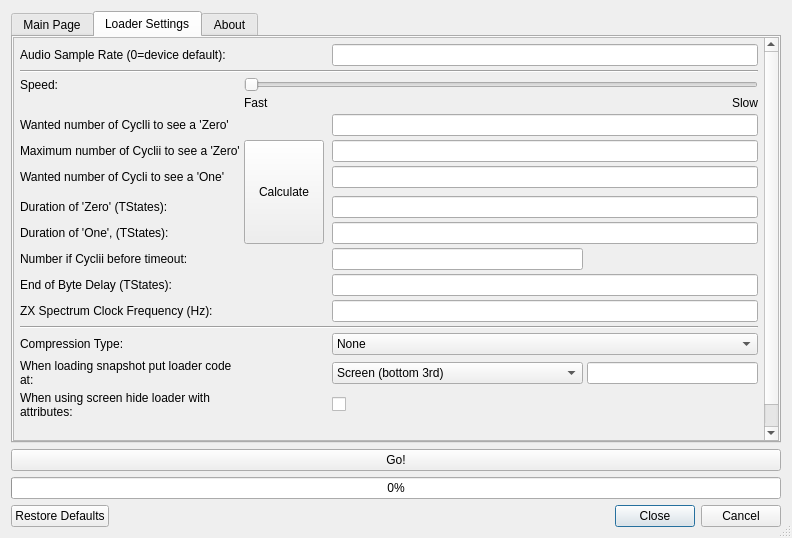
Above: zqloaderui/dialog.ui from oxidaan/zqloader before the change. Below: the same form after it.
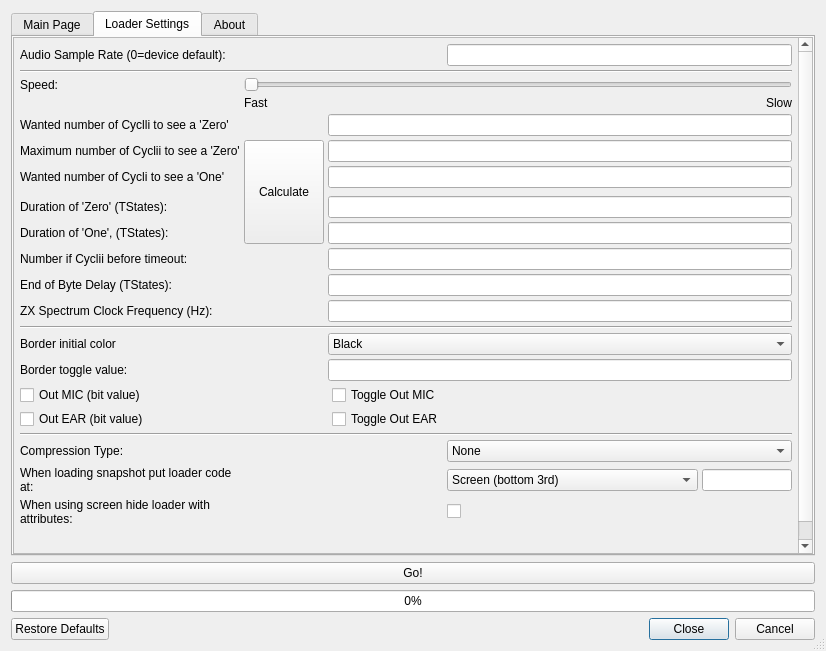
That is the form after the change. The open tabs and pages were chosen to show the change. Custom widgets are drawn as their Qt base class.

Commit message: Can now adjust with IO settings/border color. Speeded up loading code a little bit.

```diff
--- a/zqloaderui/dialog.ui
+++ b/zqloaderui/dialog.ui
@@ -6,8 +6,8 @@
    <rect>
     <x>0</x>
     <y>0</y>
-    <width>792</width>
-    <height>538</height>
+    <width>826</width>
+    <height>651</height>
    </rect>
   </property>
   <property name="sizePolicy">
@@ -62,7 +62,7 @@
    <item row="0" column="0">
     <widget class="QTabWidget" name="tabWidget">
      <property name="currentIndex">
-      <number>0</number>
+      <number>1</number>
      </property>
      <widget class="QWidget" name="tab">
       <attribute name="title">
@@ -94,8 +94,8 @@
            <rect>
             <x>0</x>
             <y>0</y>
-            <width>766</width>
-            <height>399</height>
+            <width>573</width>
+            <height>326</height>
            </rect>
           </property>
           <layout class="QGridLayout" name="gridLayout_3">
@@ -380,8 +380,8 @@
            <rect>
             <x>0</x>
             <y>0</y>
-            <width>749</width>
-            <height>430</height>
+            <width>783</width>
+            <height>535</height>
            </rect>
           </property>
           <layout class="QGridLayout" name="gridLayout_421">
@@ -400,20 +400,6 @@
            <property name="spacing">
             <number>4</number>
            </property>
-           <item row="8" column="4" colspan="2">
-            <widget class="QLineEdit" name="lineEditWantedOneCyclii">
-             <property name="toolTip">
-              <string>&lt;html&gt;&lt;head/&gt;&lt;body&gt;&lt;p&gt;Value is only used to calculate 'One TStates', see below. Must be greater than 'Zero max'.&lt;/p&gt;&lt;/body&gt;&lt;/html&gt;</string>
-             </property>
-            </widget>
-           </item>
-           <item row="27" column="4">
-            <widget class="QCheckBox" name="checkBoxFunAttribs">
-             <property name="text">
-              <string/>
-             </property>
-            </widget>
-           </item>
            <item row="12" column="1">
             <widget class="QLabel" name="label_15">
              <property name="text">
@@ -421,37 +407,24 @@
              </property>
             </widget>
            </item>
-           <item row="27" column="1">
-            <widget class="QLabel" name="label_17">
+           <item row="23" column="1">
+            <widget class="QLabel" name="label_24">
              <property name="text">
-              <string>When using screen hide loader with attributes:</string>
+              <string>Border toggle value:</string>
              </property>
-             <property name="wordWrap">
-              <bool>true</bool>
-             </property>
             </widget>
            </item>
-           <item row="6" column="1">
-            <widget class="QLabel" name="label_18">
-             <property name="text">
-              <string>Wanted number of Cyclli to see a 'Zero'</string>
+           <item row="2" column="1" colspan="6">
+            <widget class="Line" name="line_5">
+             <property name="orientation">
+              <enum>Qt::Horizontal</enum>
              </property>
             </widget>
            </item>
-           <item row="26" column="1">
-            <widget class="QLabel" name="label_16">
-             <property name="text">
-              <string>When loading snapshot put loader code at:</string>
-             </property>
-             <property name="wordWrap">
-              <bool>true</bool>
-             </property>
-            </widget>
-           </item>
-           <item row="15" column="4" colspan="2">
-            <widget class="QLineEdit" name="lineEditEndOfByteDelay">
+           <item row="7" column="3" colspan="4">
+            <widget class="QLineEdit" name="lineEditZeroMax">
              <property name="toolTip">
-              <string>&lt;html&gt;&lt;head/&gt;&lt;body&gt;&lt;p&gt;The extra time at the end of a byte (in TState durations) (as generated by ZQLoader). &lt;/p&gt;&lt;p&gt;Should normally not be changed.&lt;/p&gt;&lt;/body&gt;&lt;/html&gt;</string>
+              <string>&lt;html&gt;&lt;head/&gt;&lt;body&gt;&lt;p&gt;Maximum number of polling cycli to see a 'zero'; above this sees a 'one', used at z80 code (so at Spectrum). Must be greater than 'Wanted zero cycli' + 1.&lt;/p&gt;&lt;/body&gt;&lt;/html&gt;</string>
              </property>
             </widget>
            </item>
@@ -462,17 +435,10 @@
              </property>
             </widget>
            </item>
-           <item row="11" column="1">
-            <widget class="QLabel" name="label_13">
+           <item row="15" column="1">
+            <widget class="QLabel" name="label_8">
              <property name="text">
-              <string>Duration of 'One', (TStates):</string>
-             </property>
-            </widget>
-           </item>
-           <item row="2" column="1" colspan="5">
-            <widget class="Line" name="line_5">
-             <property name="orientation">
-              <enum>Qt::Horizontal</enum>
+              <string>End of Byte Delay (TStates):</string>
              </property>
             </widget>
            </item>
@@ -483,8 +449,21 @@
              </property>
             </widget>
            </item>
-           <item row="3" column="2" colspan="4">
+           <item row="25" column="1">
+            <widget class="QCheckBox" name="checkBoxOutEar">
+             <property name="toolTip">
+              <string>&lt;html&gt;&lt;head/&gt;&lt;body&gt;&lt;p&gt;Should be zero, see &lt;a href=&quot;https://worldofspectrum.org/faq/reference/48kreference.htm#PortFE&quot;&gt;&lt;span style=&quot; text-decoration: underline; color:#0000ff;&quot;&gt;https://worldofspectrum.org/faq/reference/48kreference.htm#PortFE&lt;/span&gt;&lt;/a&gt;&lt;/p&gt;&lt;/body&gt;&lt;/html&gt;</string>
+             </property>
+             <property name="text">
+              <string>Out EAR (bit value)</string>
+             </property>
+            </widget>
+           </item>
+           <item row="3" column="2" colspan="5">
             <widget class="QSlider" name="horizontalSliderSpeed">
+             <property name="toolTip">
+              <string>&lt;html&gt;&lt;head/&gt;&lt;body&gt;&lt;p&gt;Adjust speed presets here.&lt;/p&gt;&lt;/body&gt;&lt;/html&gt;</string>
+             </property>
              <property name="minimum">
               <number>0</number>
              </property>
@@ -499,6 +478,23 @@
              </property>
             </widget>
            </item>
+           <item row="12" column="3" colspan="4">
+            <widget class="QLineEdit" name="lineEditBitLoopMax">
+             <property name="toolTip">
+              <string>&lt;html&gt;&lt;head/&gt;&lt;body&gt;&lt;p&gt;The polling cyclus maximum loop counter until timeout, used at z80 code (so at Spectrum). Note: making this value larger does not affect speeds. Must be (much) greater than 'Wanted one cyclii'.&lt;/p&gt;&lt;/body&gt;&lt;/html&gt;</string>
+             </property>
+            </widget>
+           </item>
+           <item row="24" column="1">
+            <widget class="QCheckBox" name="checkBoxOutMic">
+             <property name="toolTip">
+              <string>&lt;html&gt;&lt;head/&gt;&lt;body&gt;&lt;p&gt;Should be one, see &lt;a href=&quot;https://worldofspectrum.org/faq/reference/48kreference.htm#PortFE&quot;&gt;&lt;span style=&quot; text-decoration: underline; color:#0000ff;&quot;&gt;https://worldofspectrum.org/faq/reference/48kreference.htm#PortFE&lt;/span&gt;&lt;/a&gt;&lt;/p&gt;&lt;/body&gt;&lt;/html&gt;</string>
+             </property>
+             <property name="text">
+              <string>Out MIC (bit value)</string>
+             </property>
+            </widget>
+           </item>
            <item row="3" column="1">
             <widget class="QLabel" name="label_19">
              <property name="text">
@@ -506,6 +502,56 @@
              </property>
             </widget>
            </item>
+           <item row="5" column="6">
+            <widget class="QLabel" name="label_22">
+             <property name="text">
+              <string>Slow</string>
+             </property>
+             <property name="alignment">
+              <set>Qt::AlignRight|Qt::AlignTop|Qt::AlignTrailing</set>
+             </property>
+            </widget>
+           </item>
+           <item row="20" column="3" colspan="4">
+            <widget class="QLineEdit" name="lineEditClock"/>
+           </item>
+           <item row="5" column="2">
+            <widget class="QLabel" name="label_21">
+             <property name="text">
+              <string>Fast</string>
+             </property>
+             <property name="alignment">
+              <set>Qt::AlignLeading|Qt::AlignLeft|Qt::AlignTop</set>
+             </property>
+             <property name="margin">
+              <number>0</number>
+             </property>
+             <property name="indent">
+              <number>0</number>
+             </property>
+            </widget>
+           </item>
+           <item row="11" column="1">
+            <widget class="QLabel" name="label_13">
+             <property name="text">
+              <string>Duration of 'One', (TStates):</string>
+             </property>
+            </widget>
+           </item>
+           <item row="8" column="1">
+            <widget class="QLabel" name="label_20">
+             <property name="text">
+              <string>Wanted number of Cycli to see a 'One'</string>
+             </property>
+            </widget>
+           </item>
+           <item row="22" column="1">
+            <widget class="QLabel" name="label_23">
+             <property name="text">
+              <string>Border initial color</string>
+             </property>
+            </widget>
+           </item>
            <item row="0" column="1">
             <widget class="QLabel" name="label_12">
              <property name="text">
@@ -516,55 +562,73 @@
              </property>
             </widget>
            </item>
-           <item row="15" column="1">
-            <widget class="QLabel" name="label_8">
-             <property name="text">
-              <string>End of Byte Delay (TStates):</string>
-             </property>
-            </widget>
-           </item>
-           <item row="7" column="4" colspan="2">
-            <widget class="QLineEdit" name="lineEditZeroMax">
-             <property name="toolTip">
-              <string>&lt;html&gt;&lt;head/&gt;&lt;body&gt;&lt;p&gt;Maximum number of polling cycli to see a 'zero'; above this sees a 'one', used at z80 code (so at Spectrum). Must be greater than 'Wanted zero cycli' + 1.&lt;/p&gt;&lt;/body&gt;&lt;/html&gt;</string>
-             </property>
-            </widget>
-           </item>
-           <item row="28" column="1">
-            <spacer name="verticalSpacer_2">
-             <property name="orientation">
-              <enum>Qt::Vertical</enum>
-             </property>
-             <property name="sizeHint" stdset="0">
-              <size>
-               <width>20</width>
-               <height>40</height>
-              </size>
-             </property>
-            </spacer>
-           </item>
-           <item row="25" column="1">
-            <widget class="QLabel" name="label_9">
-             <property name="text">
-              <string>Compression Type:</string>
-             </property>
-            </widget>
-           </item>
-           <item row="11" column="4" colspan="2">
+           <item row="11" column="3" colspan="4">
             <widget class="QLineEdit" name="lineEditOneTStates">
              <property name="toolTip">
               <string>&lt;html&gt;&lt;head/&gt;&lt;body&gt;&lt;p&gt;The time between edges (in TState durations) to indicate a 'one' bit. Used by ZQLoader to generate a 'one' bit when playing sound.&lt;/p&gt;&lt;/body&gt;&lt;/html&gt;</string>
              </property>
             </widget>
            </item>
-           <item row="8" column="1">
-            <widget class="QLabel" name="label_20">
+           <item row="0" column="5" colspan="2">
+            <widget class="QLineEdit" name="lineEditSampleRate"/>
+           </item>
+           <item row="34" column="5">
+            <widget class="QCheckBox" name="checkBoxFunAttribs">
              <property name="text">
-              <string>Wanted number of Cycli to see a 'One'</string>
+              <string/>
              </property>
             </widget>
            </item>
-           <item row="26" column="4">
+           <item row="15" column="3" colspan="4">
+            <widget class="QLineEdit" name="lineEditEndOfByteDelay">
+             <property name="toolTip">
+              <string>&lt;html&gt;&lt;head/&gt;&lt;body&gt;&lt;p&gt;The extra time at the end of a byte (in TState durations) (as generated by ZQLoader). &lt;/p&gt;&lt;p&gt;Should normally not be changed.&lt;/p&gt;&lt;/body&gt;&lt;/html&gt;</string>
+             </property>
+            </widget>
+           </item>
+           <item row="6" column="3" colspan="4">
+            <widget class="QLineEdit" name="lineEditWantedZeroCyclii">
+             <property name="toolTip">
+              <string>&lt;html&gt;&lt;head/&gt;&lt;body&gt;&lt;p&gt;Value is only used to calculate 'Zero TStates'. See below. Can be 0.&lt;/p&gt;&lt;/body&gt;&lt;/html&gt;</string>
+             </property>
+            </widget>
+           </item>
+           <item row="32" column="5" colspan="2">
+            <widget class="QComboBox" name="comboBoxCompressionType">
+             <property name="currentIndex">
+              <number>0</number>
+             </property>
+             <item>
+              <property name="text">
+               <string>None</string>
+              </property>
+             </item>
+             <item>
+              <property name="text">
+               <string>RLE</string>
+              </property>
+             </item>
+             <item>
+              <property name="text">
+               <string>Automatic</string>
+              </property>
+             </item>
+            </widget>
+           </item>
+           <item row="35" column="1">
+            <spacer name="verticalSpacer_2">
+             <property name="orientation">
+              <enum>Qt::Vertical</enum>
+             </property>
+             <property name="sizeHint" stdset="0">
+              <size>
+               <width>20</width>
+               <height>40</height>
+              </size>
+             </property>
+            </spacer>
+           </item>
+           <item row="33" column="5">
             <widget class="QComboBox" name="comboBoxLoaderLocation">
              <item>
               <property name="text">
@@ -583,23 +647,6 @@
              </item>
             </widget>
            </item>
-           <item row="26" column="5">
-            <widget class="QLineEdit" name="lineEditLoaderAddress"/>
-           </item>
-           <item row="10" column="4" colspan="2">
-            <widget class="QLineEdit" name="lineEditZeroTStates">
-             <property name="toolTip">
-              <string>&lt;html&gt;&lt;head/&gt;&lt;body&gt;&lt;p&gt;The time between edges (in TState durations) to indicate a 'zero' bit. Used by ZQLoader to generate a 'zero' bit when playing sound.&lt;/p&gt;&lt;/body&gt;&lt;/html&gt;</string>
-             </property>
-            </widget>
-           </item>
-           <item row="20" column="1">
-            <widget class="QLabel" name="label_6">
-             <property name="text">
-              <string>ZX Spectrum Clock Frequency (Hz):</string>
-             </property>
-            </widget>
-           </item>
            <item row="7" column="2" rowspan="5">
             <widget class="QPushButton" name="pushButtonCalculate">
              <property name="sizePolicy">
@@ -616,78 +663,149 @@
              </property>
             </widget>
            </item>
-           <item row="6" column="4" colspan="2">
-            <widget class="QLineEdit" name="lineEditWantedZeroCyclii">
+           <item row="33" column="1">
+            <widget class="QLabel" name="label_16">
+             <property name="text">
+              <string>When loading snapshot put loader code at:</string>
+             </property>
+             <property name="wordWrap">
+              <bool>true</bool>
+             </property>
+            </widget>
+           </item>
+           <item row="32" column="1">
+            <widget class="QLabel" name="label_9">
+             <property name="text">
+              <string>Compression Type:</string>
+             </property>
+            </widget>
+           </item>
+           <item row="8" column="3" colspan="4">
+            <widget class="QLineEdit" name="lineEditWantedOneCyclii">
              <property name="toolTip">
-              <string>&lt;html&gt;&lt;head/&gt;&lt;body&gt;&lt;p&gt;Value is only used to calculate 'Zero TStates'. See below. Can be 0.&lt;/p&gt;&lt;/body&gt;&lt;/html&gt;</string>
+              <string>&lt;html&gt;&lt;head/&gt;&lt;body&gt;&lt;p&gt;Value is only used to calculate 'One TStates', see below. Must be greater than 'Zero max'.&lt;/p&gt;&lt;/body&gt;&lt;/html&gt;</string>
              </property>
             </widget>
            </item>
-           <item row="25" column="4" colspan="2">
-            <widget class="QComboBox" name="comboBoxCompressionType">
-             <property name="currentIndex">
-              <number>0</number>
-             </property>
-             <item>
-              <property name="text">
-               <string>None</string>
-              </property>
-             </item>
-             <item>
-              <property name="text">
-               <string>RLE</string>
-              </property>
-             </item>
-             <item>
-              <property name="text">
-               <string>Automatic</string>
-              </property>
-             </item>
-            </widget>
-           </item>
-           <item row="24" column="1" colspan="5">
+           <item row="31" column="1" colspan="6">
             <widget class="Line" name="line_6">
              <property name="orientation">
               <enum>Qt::Horizontal</enum>
              </property>
             </widget>
            </item>
-           <item row="5" column="2">
-            <widget class="QLabel" name="label_21">
+           <item row="20" column="1">
+            <widget class="QLabel" name="label_6">
              <property name="text">
-              <string>Fast</string>
+              <string>ZX Spectrum Clock Frequency (Hz):</string>
              </property>
-             <property name="alignment">
-              <set>Qt::AlignLeading|Qt::AlignLeft|Qt::AlignTop</set>
+            </widget>
+           </item>
+           <item row="33" column="6">
+            <widget class="QLineEdit" name="lineEditLoaderAddress"/>
+           </item>
+           <item row="6" column="1">
+            <widget class="QLabel" name="label_18">
+             <property name="text">
+              <string>Wanted number of Cyclli to see a 'Zero'</string>
              </property>
-             <property name="margin">
-              <number>0</number>
+            </widget>
+           </item>
+           <item row="10" column="3" colspan="4">
+            <widget class="QLineEdit" name="lineEditZeroTStates">
+             <property name="toolTip">
+              <string>&lt;html&gt;&lt;head/&gt;&lt;body&gt;&lt;p&gt;The time between edges (in TState durations) to indicate a 'zero' bit. Used by ZQLoader to generate a 'zero' bit when playing sound.&lt;/p&gt;&lt;/body&gt;&lt;/html&gt;</string>
              </property>
-             <property name="indent">
-              <number>0</number>
+            </widget>
+           </item>
+           <item row="34" column="1">
+            <widget class="QLabel" name="label_17">
+             <property name="text">
+              <string>When using screen hide loader with attributes:</string>
              </property>
+             <property name="wordWrap">
+              <bool>true</bool>
+             </property>
             </widget>
            </item>
-           <item row="12" column="4">
-            <widget class="QLineEdit" name="lineEditBitLoopMax">
+           <item row="21" column="1" colspan="6">
+            <widget class="Line" name="line_3">
+             <property name="orientation">
+              <enum>Qt::Horizontal</enum>
+             </property>
+            </widget>
+           </item>
+           <item row="22" column="3" colspan="4">
+            <widget class="QComboBox" name="comboBoxBorderColor">
              <property name="toolTip">
-              <string>&lt;html&gt;&lt;head/&gt;&lt;body&gt;&lt;p&gt;The polling cyclus maximum loop counter until timeout, used at z80 code (so at Spectrum). Note: making this value larger does not affect speeds. Must be (much) greater than 'Wanted one cyclii'.&lt;/p&gt;&lt;/body&gt;&lt;/html&gt;</string>
+              <string>&lt;html&gt;&lt;head/&gt;&lt;body&gt;&lt;p&gt;Here you can play with the border color during loading. Default uses ZX Spectrum ROM colors.&lt;/p&gt;&lt;/body&gt;&lt;/html&gt;</string>
              </property>
+             <item>
+              <property name="text">
+               <string>Black</string>
+              </property>
+             </item>
+             <item>
+              <property name="text">
+               <string>Blue</string>
+              </property>
+             </item>
+             <item>
+              <property name="text">
+               <string>Red</string>
+              </property>
+             </item>
+             <item>
+              <property name="text">
+               <string>Magenta</string>
+              </property>
+             </item>
+             <item>
+              <property name="text">
+               <string>Green</string>
+              </property>
+             </item>
+             <item>
+              <property name="text">
+               <string>Cyan</string>
+              </property>
+             </item>
+             <item>
+              <property name="text">
+               <string>Yellow</string>
+              </property>
+             </item>
+             <item>
+              <property name="text">
+               <string>White</string>
+              </property>
+             </item>
             </widget>
            </item>
-           <item row="0" column="4" colspan="2">
-            <widget class="QLineEdit" name="lineEditSampleRate"/>
+           <item row="23" column="3" colspan="4">
+            <widget class="QLineEdit" name="lineEditBorderToggle">
+             <property name="toolTip">
+              <string>&lt;html&gt;&lt;head/&gt;&lt;body&gt;&lt;p&gt;You can play with the border color during loading. Default uses ZX Spectrum ROM colors. Put zero here to not change border at all.&lt;/p&gt;&lt;/body&gt;&lt;/html&gt;</string>
+             </property>
+            </widget>
            </item>
-           <item row="20" column="4" colspan="2">
-            <widget class="QLineEdit" name="lineEditClock"/>
-           </item>
-           <item row="5" column="5">
-            <widget class="QLabel" name="label_22">
+           <item row="24" column="4">
+            <widget class="QCheckBox" name="checkBoxToggleMic">
+             <property name="toolTip">
+              <string>&lt;html&gt;&lt;head/&gt;&lt;body&gt;&lt;p&gt;Should be zero, see &lt;a href=&quot;https://worldofspectrum.org/faq/reference/48kreference.htm#PortFE&quot;&gt;&lt;span style=&quot; text-decoration: underline; color:#0000ff;&quot;&gt;https://worldofspectrum.org/faq/reference/48kreference.htm#PortFE&lt;/span&gt;&lt;/a&gt;&lt;/p&gt;&lt;/body&gt;&lt;/html&gt;</string>
+             </property>
              <property name="text">
-              <string>Slow</string>
+              <string>Toggle Out MIC</string>
              </property>
-             <property name="alignment">
-              <set>Qt::AlignRight|Qt::AlignTop|Qt::AlignTrailing</set>
+            </widget>
+           </item>
+           <item row="25" column="4">
+            <widget class="QCheckBox" name="checkBoxToggleEar">
+             <property name="toolTip">
+              <string>&lt;html&gt;&lt;head/&gt;&lt;body&gt;&lt;p&gt;Should be zero, see &lt;a href=&quot;https://worldofspectrum.org/faq/reference/48kreference.htm#PortFE&quot;&gt;&lt;span style=&quot; text-decoration: underline; color:#0000ff;&quot;&gt;https://worldofspectrum.org/faq/reference/48kreference.htm#PortFE&lt;/span&gt;&lt;/a&gt;&lt;/p&gt;&lt;/body&gt;&lt;/html&gt;</string>
+             </property>
+             <property name="text">
+              <string>Toggle Out EAR</string>
              </property>
             </widget>
            </item>
@@ -727,8 +845,8 @@
            <rect>
             <x>0</x>
             <y>0</y>
-            <width>766</width>
-            <height>399</height>
+            <width>98</width>
+            <height>700</height>
            </rect>
           </property>
           <layout class="QGridLayout" name="gridLayout_4">
```
Left out of the diff: 3 changed lines with no effect on the pictures. The commit also changes 10 other files.
